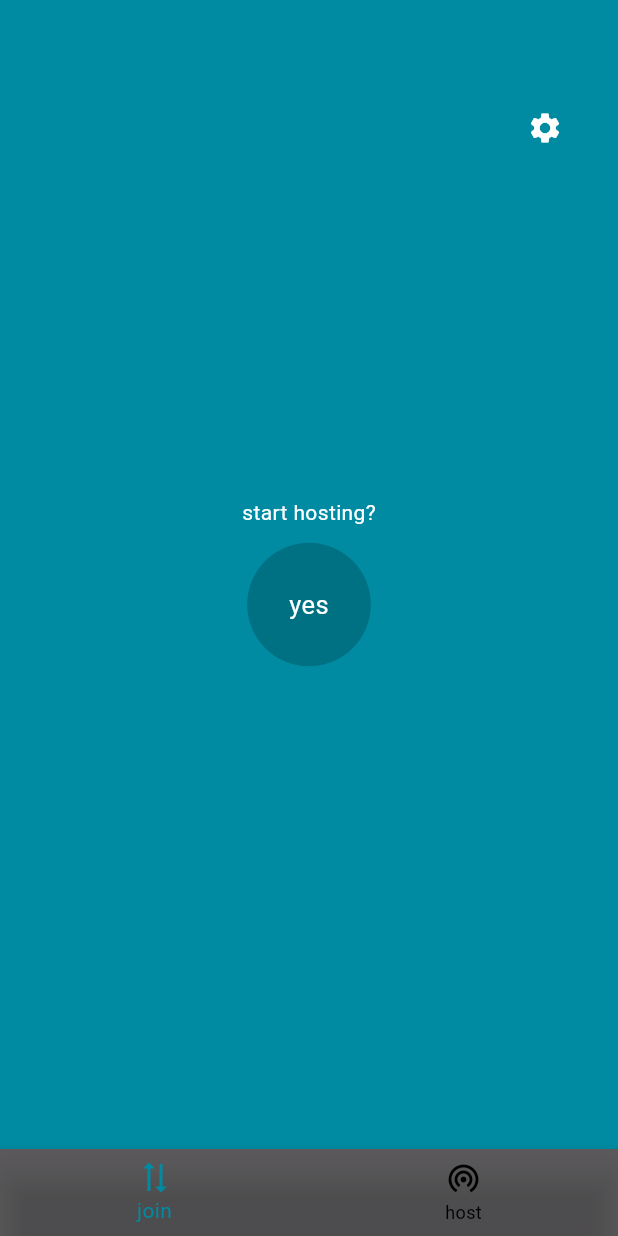
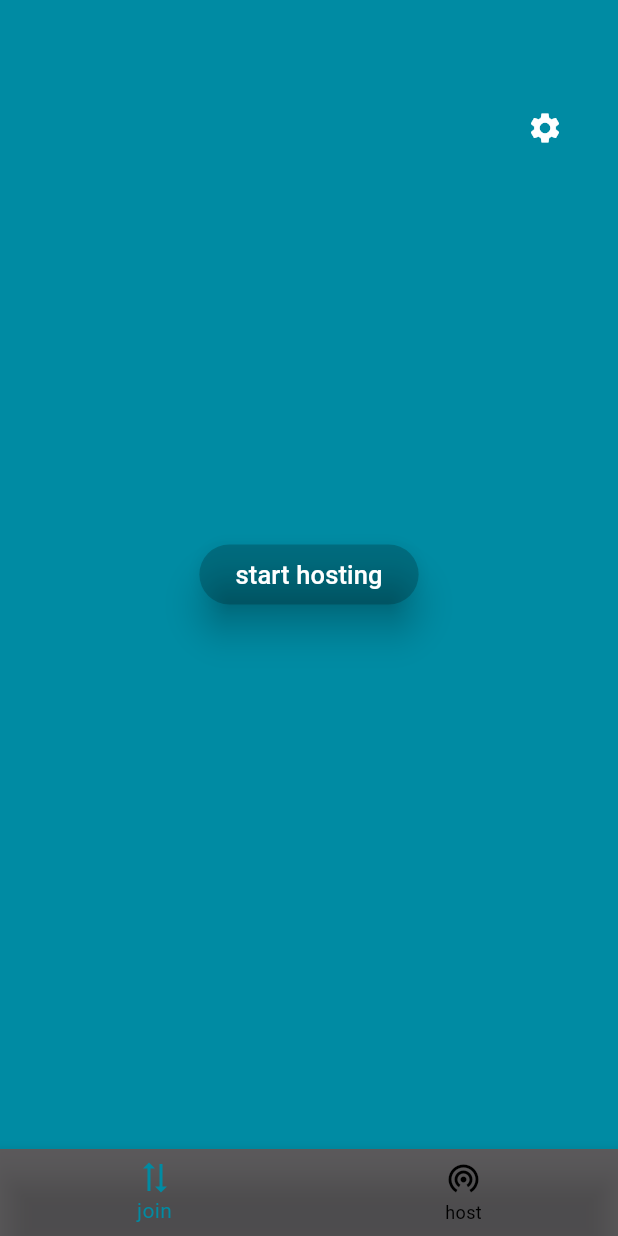
Before and after one commit to darksider-05/live_text, a Flutter app: the screen it shows after launch, swiped to page 2, on a phone screen of 412 x 824 dp. Run offline on Flutter 3.47's test engine with Material 3 defaults, Android fonts, the phone set to English and light mode, and no system bars; our stand-ins replace shared_preferences, shelf, shelf_web_socket; missing offline and left inert: network_info_plus.

Commit message:
release 1.2.0 * an update on the hosting page to avoid confusion,

```diff
--- a/lib/pages/hostp.dart
+++ b/lib/pages/hostp.dart
@@ -1,6 +1,5 @@
 import 'dart:convert';
 import 'dart:io';
-import 'dart:math';
 import 'package:flutter/services.dart';
 import 'package:flutter/material.dart';
 import 'package:livetext/ipgetter.dart';
@@ -174,24 +173,8 @@ class _HpState extends State<Hp> {
             width: truewidth,
             height: trueheight,
             color: widget.theme.current!["primary"],
-            child: Column(
-              spacing: 10,
-              mainAxisAlignment: MainAxisAlignment.center,
-              crossAxisAlignment: CrossAxisAlignment.center,
-              children: [
-                SizedBox(width: truewidth),
-                Text(
-                  "start hosting?",
-                  style: TextStyle(color: widget.theme.current!["text"]),
-                ),
-                Container(
-                  decoration: BoxDecoration(
-                    borderRadius: BorderRadius.circular(100),
-                    color: widget.theme.current!["bgtint"],
-                  ),
-                  width: (min(truewidth, trueheight) * 0.2),
-                  height: (min(truewidth, trueheight) * 0.2),
-                  child: IconButton(
+            child: Center(
+              child: ElevatedButton(
                 onPressed: () {
                   setState(() {
                     sure = false;
@@ -199,16 +182,18 @@ class _HpState extends State<Hp> {
                   startTcp();
                   startUdp();
                 },
-                    icon: Text(
-                      "yes",
+                style: ElevatedButton.styleFrom(
+                  elevation: 10,
+                  backgroundColor: widget.theme.current!["bgtint"],
+                ),
+                child: Text(
+                  "start hosting",
                   style: TextStyle(
                     color: widget.theme.current!["text"],
                     fontSize: 17,
                   ),
                 ),
               ),
-                ),
-              ],
             ),
           )
         : Stack(
--- a/pubspec.yaml
+++ b/pubspec.yaml
@@ -16,7 +16,7 @@ publish_to: 'none' # Remove this line if you wish to publish to pub.dev
 # https://developer.apple.com/library/archive/documentation/General/Reference/InfoPlistKeyReference/Articles/CoreFoundationKeys.html
 # In Windows, build-name is used as the major, minor, and patch parts
 # of the product and file versions while build-number is used as the build suffix.
-version: 1.1.0
+version: 1.2.0
 
 environment:
   sdk: ^3.9.2
```
Lines whose indentation alone changed are shown as unchanged.
